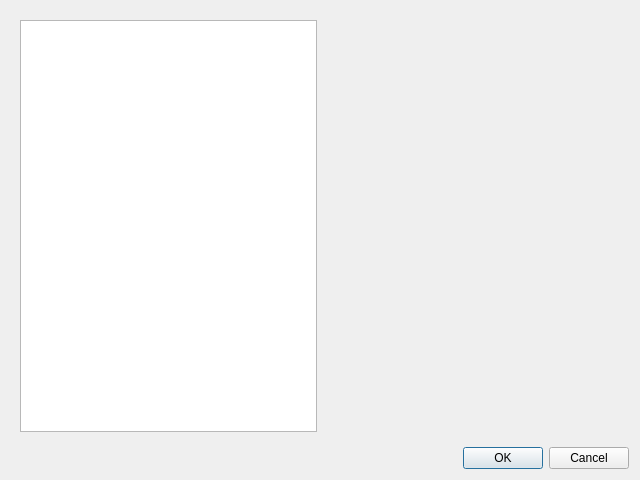
Kicer86/photobroom, file src/gui/desktop/ui/configuration_dialog.ui: the form before one commit.
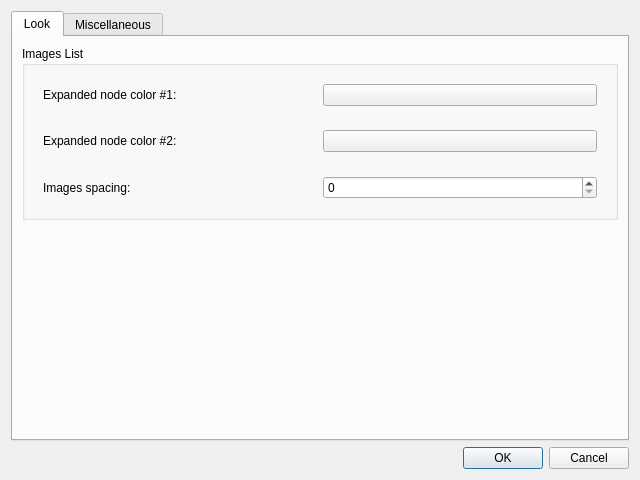
The form after the commit. The open tabs and pages were chosen to show the change.

Commit message: gui: ui: ConfigurationDialog: filling with content

Patch:
```diff
--- a/src/gui/desktop/ui/configuration_dialog.ui
+++ b/src/gui/desktop/ui/configuration_dialog.ui
@@ -18,16 +18,147 @@
   </property>
   <layout class="QVBoxLayout" name="verticalLayout">
    <item>
-    <widget class="QWidget" name="widget" native="true">
-     <layout class="QHBoxLayout" name="horizontalLayout">
-      <item>
-       <widget class="QListWidget" name="categoriesList"/>
-      </item>
-      <item>
-       <widget class="QStackedWidget" name="categoryWidget">
-       </widget>
-      </item>
-     </layout>
+    <widget class="QTabWidget" name="tabWidget">
+     <property name="currentIndex">
+      <number>1</number>
+     </property>
+     <widget class="QWidget" name="viewConfigWidget">
+      <attribute name="title">
+       <string>Look</string>
+      </attribute>
+      <layout class="QVBoxLayout" name="verticalLayout_5">
+       <item>
+        <widget class="QGroupBox" name="groupBox">
+         <property name="title">
+          <string>Images List</string>
+         </property>
+         <layout class="QVBoxLayout" name="verticalLayout_2">
+          <item>
+           <widget class="QWidget" name="widget" native="true">
+            <layout class="QHBoxLayout" name="horizontalLayout_2">
+             <item>
+              <widget class="QLabel" name="label">
+               <property name="text">
+                <string>Expanded node color #1:</string>
+               </property>
+              </widget>
+             </item>
+             <item>
+              <widget class="QPushButton" name="l_im_color1Button">
+               <property name="text">
+                <string/>
+               </property>
+              </widget>
+             </item>
+            </layout>
+           </widget>
+          </item>
+          <item>
+           <widget class="QWidget" name="widget_2" native="true">
+            <layout class="QHBoxLayout" name="horizontalLayout">
+             <item>
+              <widget class="QLabel" name="label_2">
+               <property name="text">
+                <string>Expanded node color #2:</string>
+               </property>
+              </widget>
+             </item>
+             <item>
+              <widget class="QPushButton" name="l_im_color2Button">
+               <property name="text">
+                <string/>
+               </property>
+              </widget>
+             </item>
+            </layout>
+           </widget>
+          </item>
+          <item>
+           <widget class="QWidget" name="widget_3" native="true">
+            <layout class="QHBoxLayout" name="horizontalLayout_3">
+             <item>
+              <widget class="QLabel" name="label_3">
+               <property name="text">
+                <string>Images spacing:</string>
+               </property>
+              </widget>
+             </item>
+             <item>
+              <widget class="QSpinBox" name="l_im_spacingSpinBox"/>
+             </item>
+            </layout>
+           </widget>
+          </item>
+         </layout>
+        </widget>
+       </item>
+       <item>
+        <spacer name="verticalSpacer_2">
+         <property name="orientation">
+          <enum>Qt::Vertical</enum>
+         </property>
+         <property name="sizeHint" stdset="0">
+          <size>
+           <width>20</width>
+           <height>199</height>
+          </size>
+         </property>
+        </spacer>
+       </item>
+      </layout>
+     </widget>
+     <widget class="QWidget" name="miscConfigWidget">
+      <attribute name="title">
+       <string>Miscellaneous</string>
+      </attribute>
+      <layout class="QVBoxLayout" name="verticalLayout_4">
+       <item>
+        <widget class="QGroupBox" name="groupBox_2">
+         <property name="title">
+          <string>Updates</string>
+         </property>
+         <layout class="QVBoxLayout" name="verticalLayout_3">
+          <item>
+           <widget class="QCheckBox" name="m_u_updatesCheckBox">
+            <property name="text">
+             <string>Check for updates</string>
+            </property>
+           </widget>
+          </item>
+          <item>
+           <widget class="QWidget" name="widget_4" native="true">
+            <layout class="QHBoxLayout" name="horizontalLayout_4">
+             <item>
+              <widget class="QLabel" name="label_4">
+               <property name="text">
+                <string>Check frequency:</string>
+               </property>
+              </widget>
+             </item>
+             <item>
+              <widget class="QComboBox" name="m_u_freqComboBox"/>
+             </item>
+            </layout>
+           </widget>
+          </item>
+         </layout>
+        </widget>
+       </item>
+       <item>
+        <spacer name="verticalSpacer">
+         <property name="orientation">
+          <enum>Qt::Vertical</enum>
+         </property>
+         <property name="sizeHint" stdset="0">
+          <size>
+           <width>20</width>
+           <height>40</height>
+          </size>
+         </property>
+        </spacer>
+       </item>
+      </layout>
+     </widget>
     </widget>
    </item>
    <item>
```
